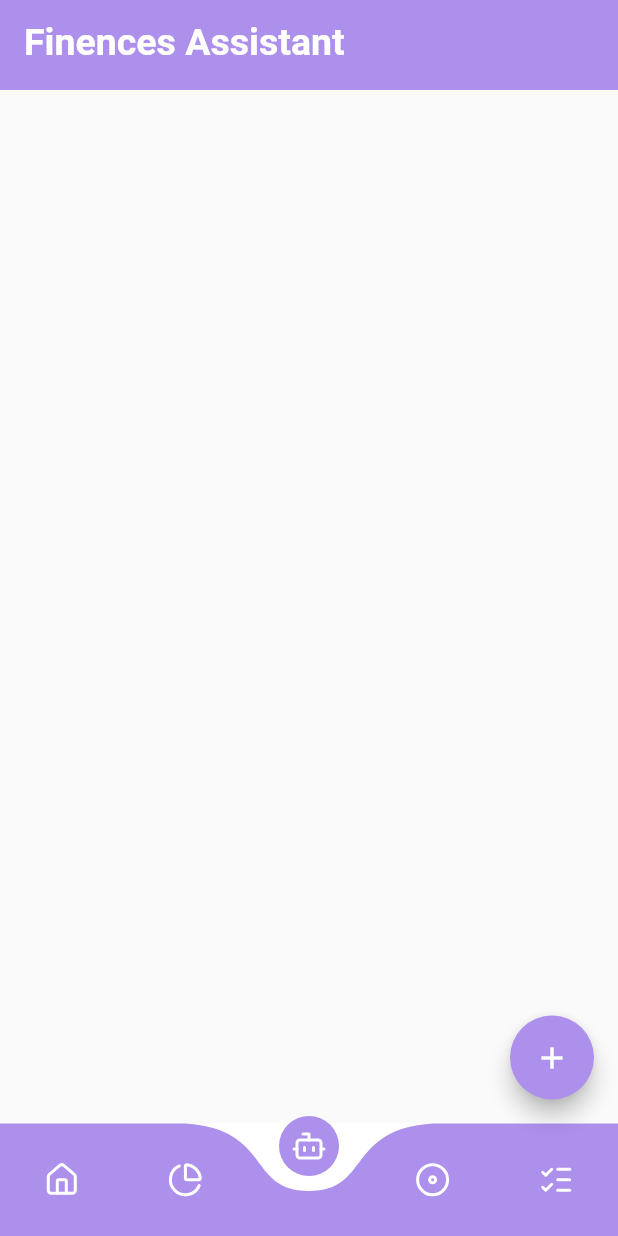
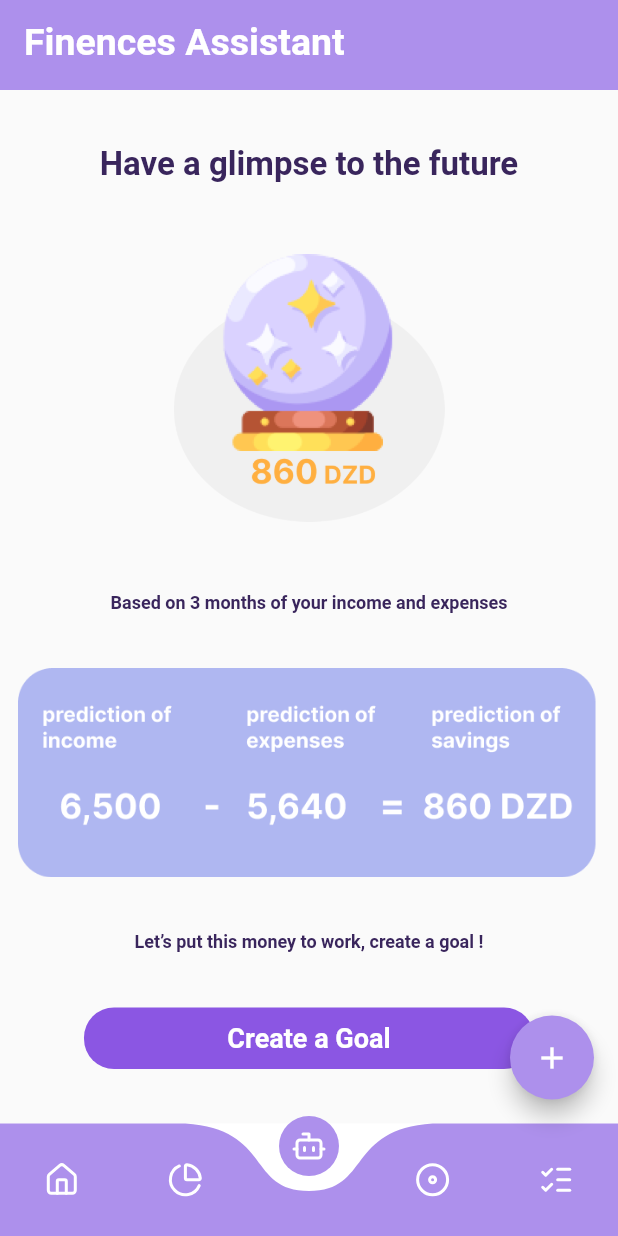
Before and after one commit to abdelhak2406/Iwt-42, a Flutter app: the screen it shows after launch, item 3 of the bottom bar chosen, on a phone screen of 412 x 824 dp. Run offline on Flutter 3.47's test engine with Material 2 defaults, Android fonts, the phone set to English and light mode, and no system bars; drawn by our look-alikes of curved_navigation_bar; our stand-ins replace lucide_icons.

Commit message:
[feat] Prediction scrren

```diff
--- a/lib/screens/home/predictions.dart
+++ b/lib/screens/home/predictions.dart
@@ -10,8 +10,76 @@ class Predictions extends StatefulWidget {
 class _PredictionsState extends State<Predictions> {
   @override
   Widget build(BuildContext context) {
-    return Container(
+    return FractionallySizedBox(
+      widthFactor: 1,
+      child: Column(
+        crossAxisAlignment: CrossAxisAlignment.center,
+        mainAxisAlignment: MainAxisAlignment.spaceEvenly,
+        children: [
+          Text(
+            'Have a glimpse to the future',
+            style: TextStyle(
+              fontSize: 22,
+              color: Color(0xff39255C),
+              fontWeight: FontWeight.bold
+            ),
+          ),
+          SizedBox(
+            height: 200,
+            width: 220,
+            child: Padding(
+              padding: const EdgeInsets.only(left:20.0),
+              child: Image.asset('assets/images/whole_crystal.png'),
+            )
+          ),
+          Text(
+            'Based on 3 months of your income and expenses',
+            style: TextStyle(
+              fontSize: 12,
+              color: Color(0xff39255C),
+              fontWeight: FontWeight.bold
+            ),
+          ),
+          Container(
+            child: Padding(
+              padding: const EdgeInsets.only(left: 12.0),
+              child: Image.asset('assets/images/mock1.png'),
+            )
 
+          ),
+          Text(
+            'Let’s put this money to work, create a goal !',
+            style: TextStyle(
+              fontSize: 12,
+              color: Color(0xff39255C),
+              fontWeight: FontWeight.bold
+            ),
+          ),
+          SizedBox(
+            width: 300,
+            child: Container(
+              decoration: BoxDecoration(
+                color: Color(0xff8B56E3),
+                borderRadius: BorderRadius.all(Radius.circular(20.0))
+            ),
+              child: Padding(
+                padding: const EdgeInsets.fromLTRB(0, 10, 0, 10),
+                child: Center(
+                  child: Text(
+                    'Create a Goal',
+                    style: TextStyle(
+                      color: Colors.white,
+                      fontWeight: FontWeight.bold,
+                      fontSize: 18
+                    ),
+                  ),
+                ),
+              ),
+            ),
+          ),
+
+        ],
+      ),
     );
   }
 }
```
Also changed, not shown: assets/images/crystal.png (added), assets/images/mock1.png (added), assets/images/whole_crystal.png (added).
